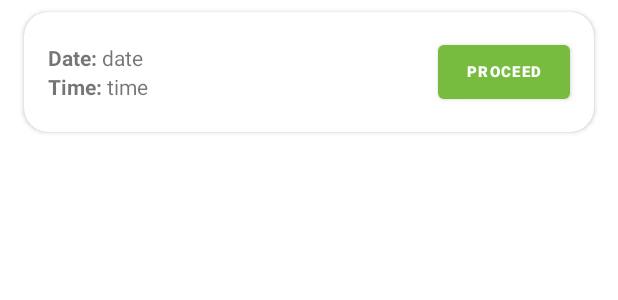
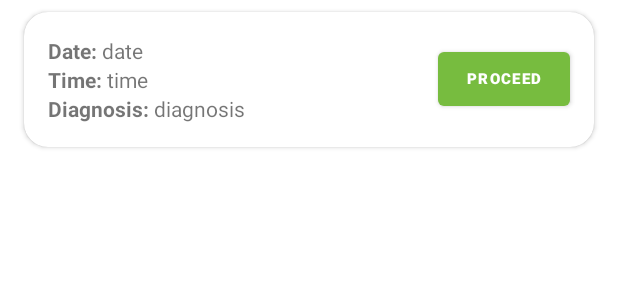
Before and after one commit to Grrom/Serenity-Health, an Android app: the layout consultation_item_row.xml on its own in the app's theme, with its tools: preview values and no code run, on a phone screen of 412 x 824 dp. Shown: the top 300 px of the screen. Run offline under Robolectric (Android 15) with nearby library versions, the phone set to English and light mode, and no system bars.

```diff
--- a/app/src/main/java/com/example/serenityhealth/AddAppointmentActivity.java
+++ b/app/src/main/java/com/example/serenityhealth/AddAppointmentActivity.java
@@ -65,6 +65,7 @@ public class AddAppointmentActivity extends AppCompatActivity {
                  Date selectedDate = new Date(year-1900, month, dayOfMonth);
                  ArrayList<TimeSlot> availableTimeSlots=AppointmentDbHelper.getTimeSlotsAvailableByDate(this,selectedDate );
 
+                 timeSlots.clear();
                  for (int i = 0; i < availableTimeSlots.size(); i++) {
                      timeSlots.add(availableTimeSlots.get(i).value);
                  }
@@ -95,7 +96,7 @@ public class AddAppointmentActivity extends AppCompatActivity {
                 return;
             }
             try {
-                AppointmentDbHelper.createAppointment(this, new ConsultationModel(Constants.dateFormatter.parse(datePicker.getText().toString()), TimeSlot.toTimeSlot( pickTimeSlot.getSelectedItem().toString()), user));
+                AppointmentDbHelper.createAppointment(this, new ConsultationModel("",Constants.dateFormatter.parse(datePicker.getText().toString()), TimeSlot.toTimeSlot( pickTimeSlot.getSelectedItem().toString()), user));
                 onBackPressed();
             } catch (ParseException e) {
                 e.printStackTrace();
--- a/app/src/main/java/com/example/serenityhealth/ConsultationActivity.java
+++ b/app/src/main/java/com/example/serenityhealth/ConsultationActivity.java
@@ -99,10 +99,12 @@ public class ConsultationActivity extends AppCompatActivity {
             }
 
             try {
-                HistoryDbHelper.createHistory(this, new HistoryModel(Constants.dateFormatter.parse(date.getText().toString()), TimeSlot.toTimeSlot(time.getText().toString()), user, _bpSys, _bpDias, _temperature,_symptoms, _diagnosis));
+                HistoryDbHelper.createHistory(this, new HistoryModel("",Constants.dateFormatter.parse(date.getText().toString()), TimeSlot.toTimeSlot(time.getText().toString()), user, _bpSys, _bpDias, _temperature,_symptoms, _diagnosis));
+                if(!isWalkIn){
+                    AppointmentDbHelper.deleteAppointment(this, consultation.getId());
+                }
                 onBackPressed();
             } catch (ParseException e) {
-                Log.e(TAG, "ERROR:" );
                 e.printStackTrace();
             }
         });
--- a/app/src/main/java/com/example/serenityhealth/adapters/HistoryAdapter.java
+++ b/app/src/main/java/com/example/serenityhealth/adapters/HistoryAdapter.java
@@ -40,6 +40,7 @@ public class HistoryAdapter extends RecyclerView.Adapter<HistoryAdapter.MyViewHo
     public void onBindViewHolder(@NonNull HistoryAdapter.MyViewHolder holder, int position) {
         holder.date.setText(Constants.dateFormatter.format(histories.get(position).getDate()));
         holder.time.setText(histories.get(position).getTime().value);
+        holder.diagnosis.setText(histories.get(position).getDiagnosis());
 
         holder.proceedButton.setText("View");
         holder.proceedButton.setOnClickListener(view -> {
@@ -61,6 +62,7 @@ public class HistoryAdapter extends RecyclerView.Adapter<HistoryAdapter.MyViewHo
 
         TextView date;
         TextView time;
+        TextView diagnosis;
         Button proceedButton;
 
         public MyViewHolder(@NonNull View itemView) {
@@ -68,6 +70,7 @@ public class HistoryAdapter extends RecyclerView.Adapter<HistoryAdapter.MyViewHo
 
             date = itemView.findViewById(R.id.consultation_date);
             time = itemView.findViewById(R.id.consultation_time);
+            diagnosis = itemView.findViewById(R.id.consultation_diagnosis);
             proceedButton = itemView.findViewById(R.id.proceed_consultation);
         }
     }
--- a/app/src/main/java/com/example/serenityhealth/helpers/HistoryDbHelper.java
+++ b/app/src/main/java/com/example/serenityhealth/helpers/HistoryDbHelper.java
@@ -119,6 +119,7 @@ public class HistoryDbHelper extends SQLiteOpenHelper {
         ArrayList<HistoryModel> histories = new ArrayList<>();
 
         while(cursor.moveToNext()) {
+            String _id= cursor.getString(cursor.getColumnIndexOrThrow(HistoryContract.FeedEntry._ID));
             String _date= cursor.getString(cursor.getColumnIndexOrThrow(HistoryContract.FeedEntry.DATE));
             String _timeslot= cursor.getString(cursor.getColumnIndexOrThrow(HistoryContract.FeedEntry.TIMESLOT));
             String _bloodPressureSys= cursor.getString(cursor.getColumnIndexOrThrow(HistoryContract.FeedEntry.BLOOD_PRESSURE_SYS));
@@ -128,7 +129,7 @@ public class HistoryDbHelper extends SQLiteOpenHelper {
             String _diagnosis= cursor.getString(cursor.getColumnIndexOrThrow(HistoryContract.FeedEntry.DIAGNOSIS));
 
             try {
-                histories.add(new HistoryModel(Constants.dateFormatter.parse(_date), TimeSlot.toTimeSlot(_timeslot), user, _bloodPressureSys, _bloodPressureDias, _temperature, _symptoms, _diagnosis));
+                histories.add(new HistoryModel(_id,Constants.dateFormatter.parse(_date), TimeSlot.toTimeSlot(_timeslot), user, _bloodPressureSys, _bloodPressureDias, _temperature, _symptoms, _diagnosis));
             } catch (ParseException e) {
                 e.printStackTrace();
             }
--- a/app/src/main/java/com/example/serenityhealth/models/HistoryModel.java
+++ b/app/src/main/java/com/example/serenityhealth/models/HistoryModel.java
@@ -5,14 +5,15 @@ import com.example.serenityhealth.helpers.TimeSlot;
 import java.util.Date;
 
 public class HistoryModel extends ConsultationModel{
+    String id;
     String bloodPressureSystolic;
     String bloodPressureDiastolic;
     String temperature;
     String symptoms;
     String diagnosis;
 
-    public HistoryModel(Date date, TimeSlot time, UserModel user, String bloodPressureSystolic, String bloodPressureDiastolic, String temperature, String symptoms, String diagnosis) {
-        super(date, time, user);
+    public HistoryModel(String id,Date date, TimeSlot time, UserModel user, String bloodPressureSystolic, String bloodPressureDiastolic, String temperature, String symptoms, String diagnosis) {
+        super(id,date, time, user);
         this.bloodPressureSystolic = bloodPressureSystolic;
         this.bloodPressureDiastolic = bloodPressureDiastolic;
         this.temperature = temperature;
--- a/app/src/main/java/com/example/serenityhealth/ui/history/HistoryFragment.java
+++ b/app/src/main/java/com/example/serenityhealth/ui/history/HistoryFragment.java
@@ -24,6 +24,7 @@ import com.example.serenityhealth.models.UserModel;
 
 import java.sql.Time;
 import java.util.ArrayList;
+import java.util.Comparator;
 import java.util.Date;
 
 
@@ -54,6 +55,7 @@ public class HistoryFragment extends Fragment {
     private void setupHistories(UserModel user) {
         histories.clear();
         histories.addAll(HistoryDbHelper.getHistoryByUserUserId(getContext(),user));
+        histories.sort((o1, o2) -> o2.getDate().compareTo(o1.getDate()));
         if(adapter!=null){
             adapter.notifyItemInserted(histories.size());
         }
--- a/app/src/main/res/layout/activity_login.xml
+++ b/app/src/main/res/layout/activity_login.xml
@@ -27,6 +27,7 @@
             android:layout_width="match_parent"
             android:layout_height="wrap_content"
             android:hint="Username"
+            android:text="fat"
             android:inputType="textPersonName"
             />
     </com.google.android.material.textfield.TextInputLayout>
@@ -40,6 +41,7 @@
         <EditText
             android:id="@+id/input_password"
             android:hint="Password"
+            android:text="fat"
             android:layout_width="match_parent"
             android:layout_height="wrap_content"
             android:inputType="textPassword" />
--- a/app/src/main/res/layout/consultation_item_row.xml
+++ b/app/src/main/res/layout/consultation_item_row.xml
@@ -55,6 +55,24 @@
                     android:layout_height="wrap_content"
                     android:text="time" />
             </LinearLayout>
+
+            <LinearLayout
+                android:id="@+id/diagnosis_layout"
+                android:layout_width="wrap_content"
+                android:layout_height="wrap_content">
+
+                <TextView
+                    android:layout_width="wrap_content"
+                    android:layout_height="wrap_content"
+                    android:text="Diagnosis: "
+                    android:textStyle="bold" />
+
+                <TextView
+                    android:id="@+id/consultation_diagnosis"
+                    android:layout_width="wrap_content"
+                    android:layout_height="wrap_content"
+                    android:text="diagnosis" />
+            </LinearLayout>
         </LinearLayout>
 
         <Button
```
Also changed, not shown: app/src/main/java/com/example/serenityhealth/adapters/ConsultationAdapter.java (+25 -0 lines), app/src/main/java/com/example/serenityhealth/helpers/AppointmentDbHelper.java (+11 -1 lines), app/src/main/java/com/example/serenityhealth/helpers/TimeSlot.java (+18 -0 lines), app/src/main/java/com/example/serenityhealth/models/ConsultationModel.java (+6 -1 lines), app/src/main/java/com/example/serenityhealth/ui/consultations/ConsultationsFragment.java (+19 -2 lines).
